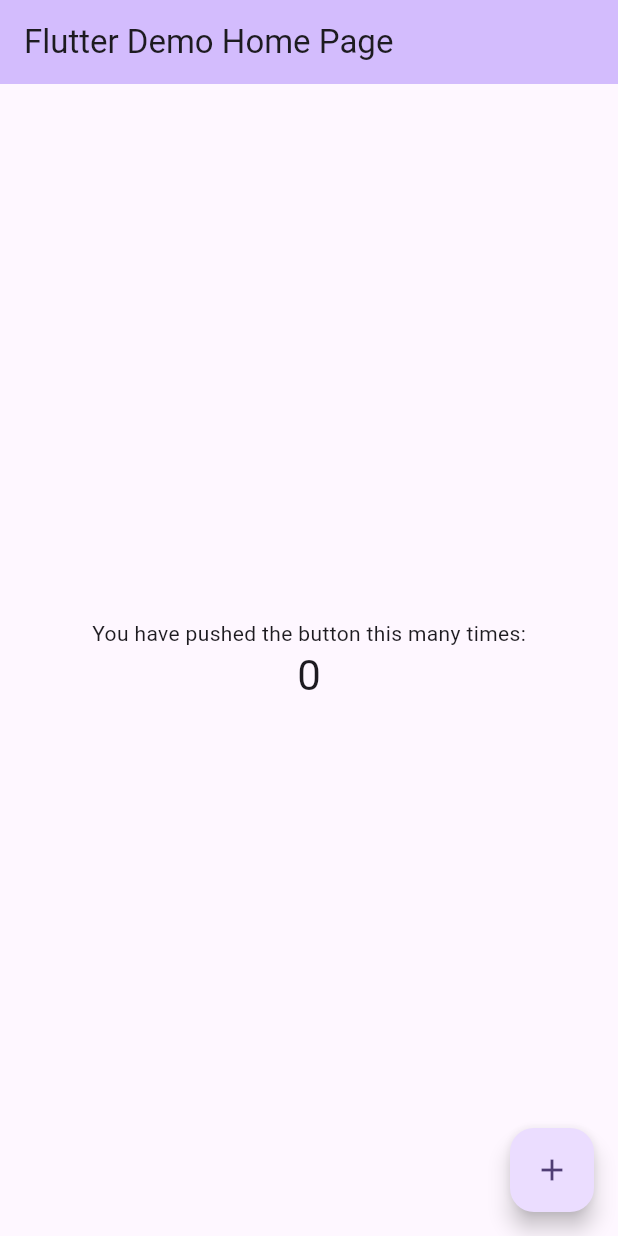
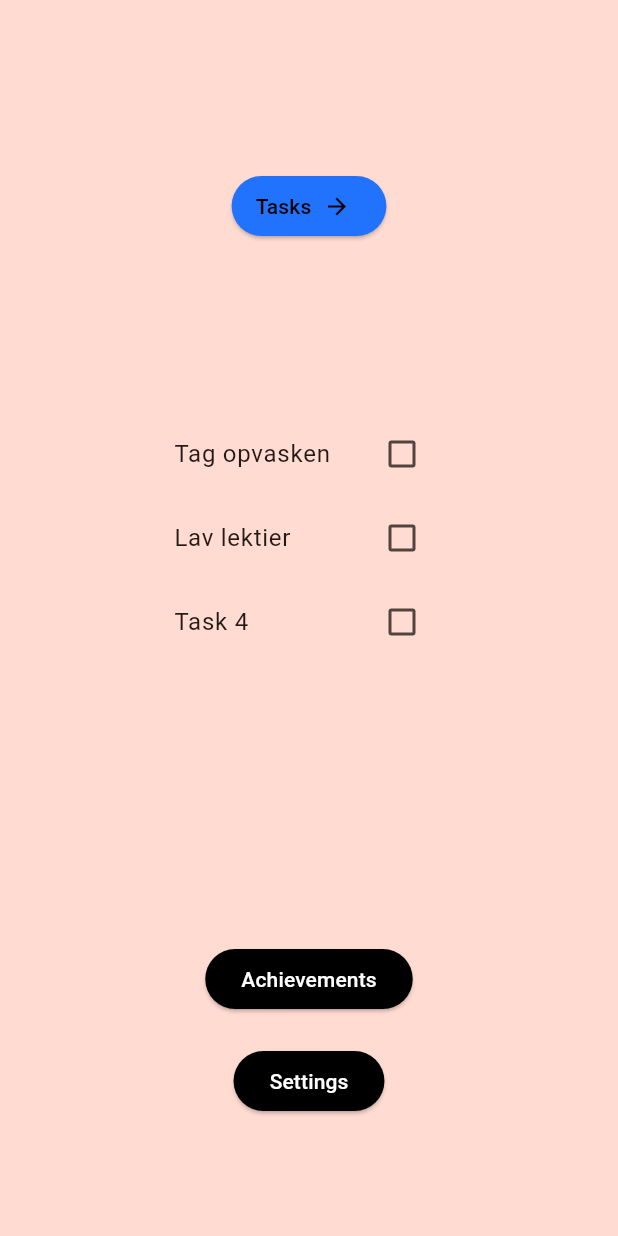
Before and after one commit to Klint02/P8-Pomodoro, a Flutter app: the screen it shows after launch, on a phone screen of 412 x 824 dp. Run offline on Flutter 3.47's test engine with Material 3 defaults, Android fonts, the phone set to English and light mode, and no system bars.

Commit message:
added home frame

```diff
--- a/App/lib/main.dart
+++ b/App/lib/main.dart
@@ -1,122 +1,164 @@
 import 'package:flutter/material.dart';
+import 'package:pip_boi/achievements_page.dart';
+import 'package:pip_boi/settings_page.dart';
+import 'package:pip_boi/task_page.dart';
+import 'package:provider/provider.dart';
 
 void main() {
-  runApp(const MyApp());
+  runApp(MyApp());
 }
 
 class MyApp extends StatelessWidget {
   const MyApp({super.key});
 
-  // This widget is the root of your application.
   @override
   Widget build(BuildContext context) {
-    return MaterialApp(
-      title: 'Flutter Demo',
-      theme: ThemeData(
-        // This is the theme of your application.
-        //
-        // TRY THIS: Try running your application with "flutter run". You'll see
-        // the application has a purple toolbar. Then, without quitting the app,
-        // try changing the seedColor in the colorScheme below to Colors.green
-        // and then invoke "hot reload" (save your changes or press the "hot
-        // reload" button in a Flutter-supported IDE, or press "r" if you used
-        // the command line to start the app).
-        //
-        // Notice that the counter didn't reset back to zero; the application
-        // state is not lost during the reload. To reset the state, use hot
-        // restart instead.
-        //
-        // This works for code too, not just values: Most code changes can be
-        // tested with just a hot reload.
-        colorScheme: ColorScheme.fromSeed(seedColor: Colors.deepPurple),
+    return ChangeNotifierProvider(
+      create: (context) => MyAppState(),
+      child: MaterialApp(
+        title: 'Pip-Boy',
+        theme: ThemeData(
+          useMaterial3: true,
+          colorScheme: ColorScheme.fromSeed(seedColor: Colors.deepOrange),
+        ),
+        home: MyHomePage(),
       ),
-      home: const MyHomePage(title: 'Flutter Demo Home Page'),
     );
   }
 }
 
+class MyAppState extends ChangeNotifier {
+  var tasks = <String>["Tag opvasken", "Lav lektier", "Task 4"]; // list of tasks
+
+}
+
 class MyHomePage extends StatefulWidget {
-  const MyHomePage({super.key, required this.title});
-
-  // This widget is the home page of your application. It is stateful, meaning
-  // that it has a State object (defined below) that contains fields that affect
-  // how it looks.
-
-  // This class is the configuration for the state. It holds the values (in this
-  // case the title) provided by the parent (in this case the App widget) and
-  // used by the build method of the State. Fields in a Widget subclass are
-  // always marked "final".
-
-  final String title;
-
   @override
   State<MyHomePage> createState() => _MyHomePageState();
 }
 
 class _MyHomePageState extends State<MyHomePage> {
-  int _counter = 0;
-
-  void _incrementCounter() {
-    setState(() {
-      // This call to setState tells the Flutter framework that something has
-      // changed in this State, which causes it to rerun the build method below
-      // so that the display can reflect the updated values. If we changed
-      // _counter without calling setState(), then the build method would not be
-      // called again, and so nothing would appear to happen.
-      _counter++;
-    });
-  }
 
   @override
   Widget build(BuildContext context) {
-    // This method is rerun every time setState is called, for instance as done
-    // by the _incrementCounter method above.
-    //
-    // The Flutter framework has been optimized to make rerunning build methods
-    // fast, so that you can just rebuild anything that needs updating rather
-    // than having to individually change instances of widgets.
+
     return Scaffold(
-      appBar: AppBar(
-        // TRY THIS: Try changing the color here to a specific color (to
-        // Colors.amber, perhaps?) and trigger a hot reload to see the AppBar
-        // change color while the other colors stay the same.
-        backgroundColor: Theme.of(context).colorScheme.inversePrimary,
-        // Here we take the value from the MyHomePage object that was created by
-        // the App.build method, and use it to set our appbar title.
-        title: Text(widget.title),
+      body: Column(
+        children: [
+          Expanded(
+            child: Container(
+              color: Theme.of(context).colorScheme.primaryContainer, // const Color.fromARGB(1, 45, 111, 255),)
+              child: TaskButton(),
+            ),
+          ),
+          Expanded(
+            child: Container(
+              color: Theme.of(context).colorScheme.primaryContainer,
+              child: TaskList(),
+            ),
+          ),
+          Expanded(
+            child: Container(
+              color: Theme.of(context).colorScheme.secondaryContainer,
+              child: ButtomButtons(),
+            ),
+          ),
+        ],
       ),
-      body: Center(
-        // Center is a layout widget. It takes a single child and positions it
-        // in the middle of the parent.
-        child: Column(
-          // Column is also a layout widget. It takes a list of children and
-          // arranges them vertically. By default, it sizes itself to fit its
-          // children horizontally, and tries to be as tall as its parent.
-          //
-          // Column has various properties to control how it sizes itself and
-          // how it positions its children. Here we use mainAxisAlignment to
-          // center the children vertically; the main axis here is the vertical
-          // axis because Columns are vertical (the cross axis would be
-          // horizontal).
-          //
-          // TRY THIS: Invoke "debug painting" (choose the "Toggle Debug Paint"
-          // action in the IDE, or press "p" in the console), to see the
-          // wireframe for each widget.
-          mainAxisAlignment: MainAxisAlignment.center,
-          children: <Widget>[
-            const Text('You have pushed the button this many times:'),
-            Text(
-              '$_counter',
-              style: Theme.of(context).textTheme.headlineMedium,
-            ),
-          ],
-        ),
-      ),
-      floatingActionButton: FloatingActionButton(
-        onPressed: _incrementCounter,
-        tooltip: 'Increment',
-        child: const Icon(Icons.add),
-      ), // This trailing comma makes auto-formatting nicer for build methods.
     );
   }
 }
+
+
+class ButtomButtons extends StatelessWidget {
+  @override
+  Widget build(BuildContext context) {
+    //var appState = context.watch<MyAppState>();
+
+    return Center(
+      child: Column(
+      mainAxisSize: MainAxisSize.min,
+        children: [
+
+          ElevatedButton(
+            onPressed: () {
+              Navigator.push(
+                context,
+                MaterialPageRoute(builder: (context) => AchievementsPage()),
+              );
+            },
+            style: ElevatedButton.styleFrom(
+                backgroundColor: const Color.from(alpha: 1, red: 0, green: 0, blue: 0),
+                foregroundColor: Colors.white
+              ),
+            child: Text('Achievements'),
+          ),
+          //SizedBox(width: 50),
+          Padding(padding: const EdgeInsets.all(10),),
+          ElevatedButton(
+            onPressed: () {
+              Navigator.push(
+                context,
+                MaterialPageRoute(builder: (context) => SettingsPage()),
+              );
+            },
+            style: ElevatedButton.styleFrom(
+                backgroundColor: const Color.from(alpha: 1, red: 0, green: 0, blue: 0),
+                foregroundColor: Colors.white
+              ),
+            child: Text('Settings'),
+          ),
+        ],
+      ),
+    );
+  }
+}
+
+class TaskButton extends StatelessWidget {
+  @override
+  Widget build(BuildContext context) {
+    return Center(
+      child: ElevatedButton.icon(
+        onPressed: () {
+          Navigator.push(
+            context,
+            MaterialPageRoute(builder: (context) => TaskPage()),
+          );
+        },
+        label: Text('Tasks'),
+        icon: Icon(Icons.arrow_forward),
+        style: ElevatedButton.styleFrom(
+                backgroundColor: const Color.fromARGB(255, 33, 114, 253),
+                foregroundColor: Colors.black
+              ),
+        iconAlignment: IconAlignment.end,
+        ),
+    );
+  }
+}
+
+class TaskList extends StatelessWidget {
+
+
+  @override
+  Widget build(BuildContext context) {
+    var appState = context.watch<MyAppState>();
+
+    return Center(
+      child: ListView(
+        padding: const EdgeInsets.fromLTRB(100, 0, 100, 0),
+        children: [
+          for (var task in appState.tasks)
+            CheckboxListTile(
+              value: false,
+              onChanged: (value) {
+
+              },
+              title: Text(task),
+
+            ),
+        ],
+      ),
+    );
+  }
+}
```
Also changed, not shown: App/analysis_options.yaml (+7 -24 lines), App/lib/achievements_page.dart (added, +12 -0 lines), App/lib/settings_page.dart (added, +12 -0 lines), App/lib/task_page.dart (added, +12 -0 lines), App/pubspec.yaml (+4 -67 lines), App/pubspec.lock.
